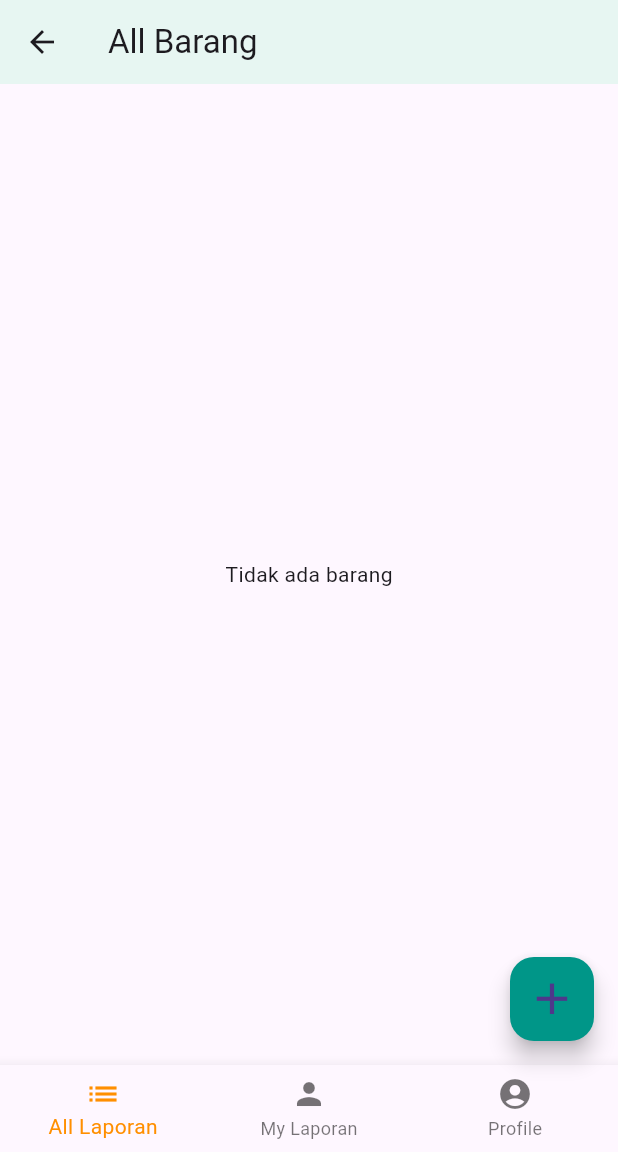
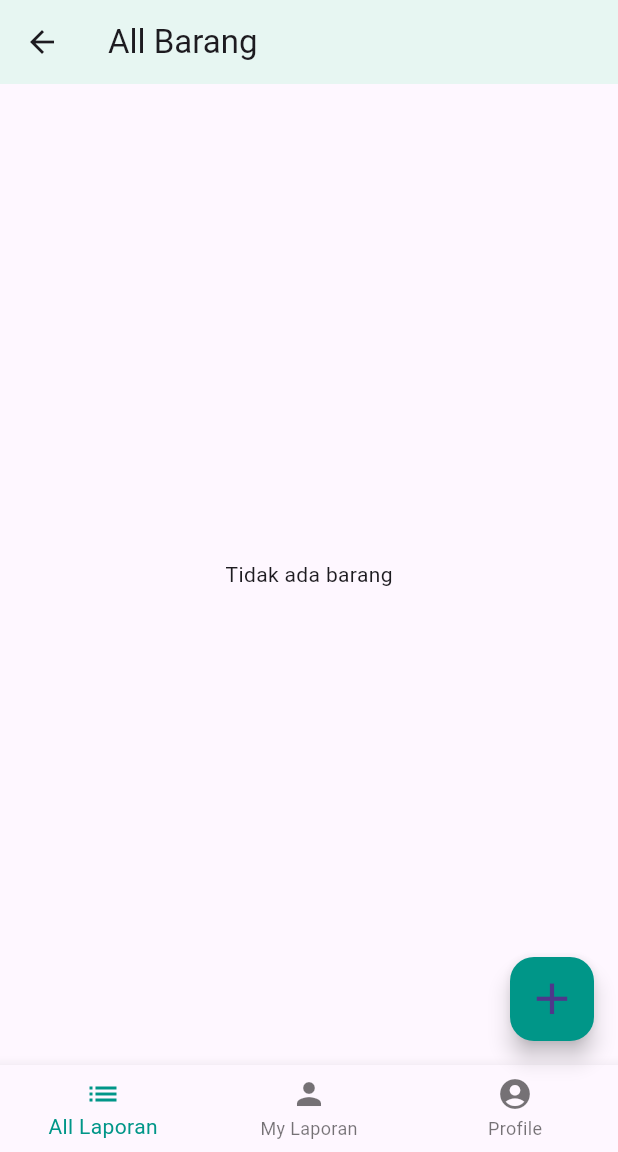
Before and after one commit to rezaaditya16/uas-ppb, a Flutter app: the DashboardPage screen opened by its route, on a phone screen of 412 x 824 dp, the part 84-1236 px from its top. Run offline on Flutter 3.47's test engine with Material 3 defaults, Android fonts, the phone set to English and light mode, and no system bars; our stand-ins replace cloud_firestore, firebase_auth, firebase_core, firebase_storage, geolocator, image_picker; accounts and stored records are empty.

Commit message:
Update selected item color in DashboardPage to improve UI aesthetics

```diff
--- a/lib/pages/dashboard/DashboardPage.dart
+++ b/lib/pages/dashboard/DashboardPage.dart
@@ -117,7 +117,7 @@ class _DashboardPageState extends State<DashboardPage> {
                 ),
               ],
               currentIndex: _selectedIndex,
-              selectedItemColor: Colors.amber[800],
+              selectedItemColor: Colors.teal,
               onTap: _onItemTapped,
             ),
           );
```
